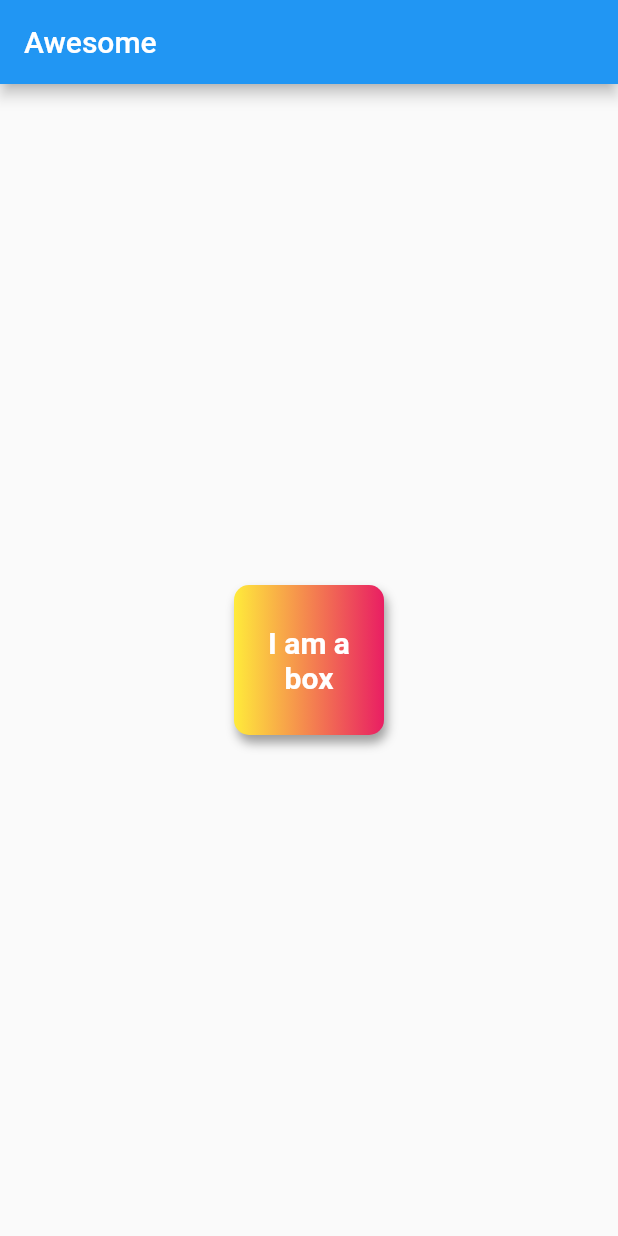
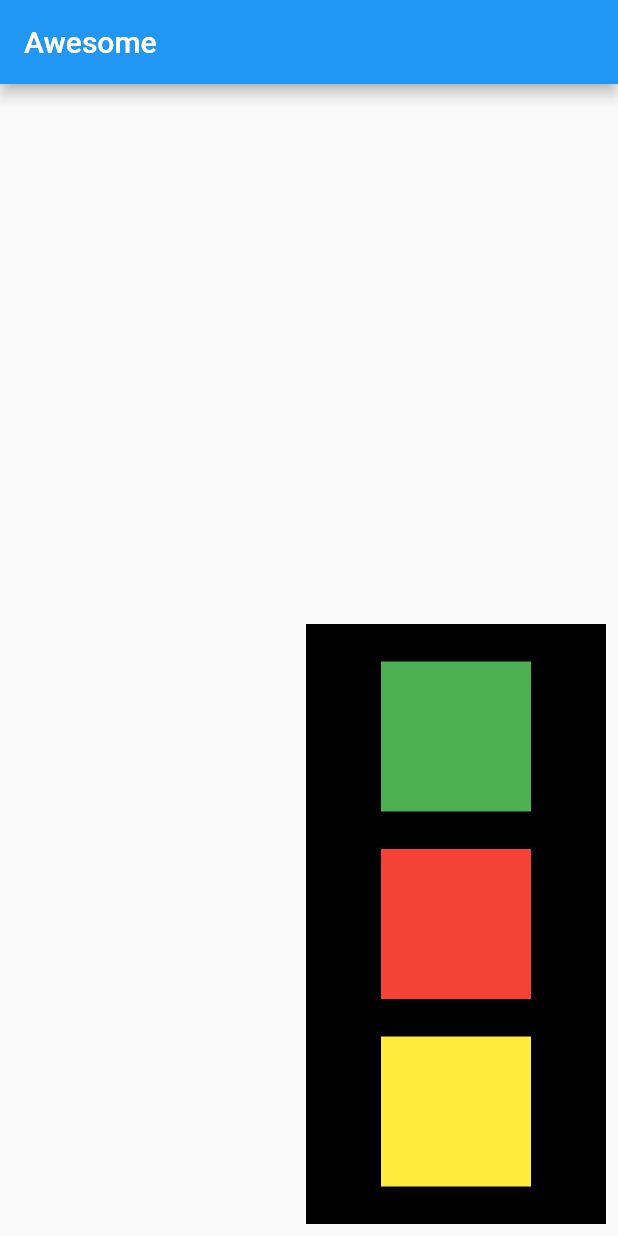
Before and after one commit to VISHALCHAND007/AwesomeApp_Flutter, a Flutter app: the screen it shows after launch, on a phone screen of 412 x 824 dp. Run offline on Flutter 3.47's test engine with Material 2 defaults, Android fonts, the phone set to English and light mode, and no system bars.

Commit message:
Chapter 3 complete.

```diff
--- a/lib/main.dart
+++ b/lib/main.dart
@@ -17,28 +17,32 @@ class Homepage extends StatelessWidget {
       appBar: AppBar(
         title: const Text("Awesome")
       ),
-      body: Center(
-        child: Container(
-          padding: const EdgeInsets.all(8),
-          height: 100,
-          width: 100,
-          alignment: Alignment.center,
-          decoration:  BoxDecoration(
-            gradient: const LinearGradient(colors: [Colors.yellow, Colors.pink]),
-            borderRadius: BorderRadius.circular(10),
-            boxShadow: const [
-              BoxShadow(
-              color: Colors.grey,
-              blurRadius: 5,
-              offset: Offset(2.0, 5.0)
-            )
-            ]
+      body: Align(
+        alignment: Alignment.bottomRight,
+        child: Padding(
+          padding: const EdgeInsets.all(8.0),
+          child: Container(
+            width: 200,
+            height: 400,
+            color: Colors.black,
+            child: Column(
+              mainAxisAlignment: MainAxisAlignment.spaceEvenly,
+              crossAxisAlignment: CrossAxisAlignment.center,
+              children: [ Container(
+                height: 100,
+                width: 100,
+                color: Colors.green,
+              ), Container(
+                height: 100,
+                width: 100,
+                color: Colors.red,
+              ), Container(
+                height: 100,
+                width: 100,
+                color: Colors.yellow,
+              )],
+            ),
           ),
-          child: const Text("I am a box",textAlign: TextAlign.center, style: TextStyle(
-            color: Colors.white,
-            fontWeight: FontWeight.bold,
-            fontSize: 20
-          ),),
         ),
       )
     );
```
